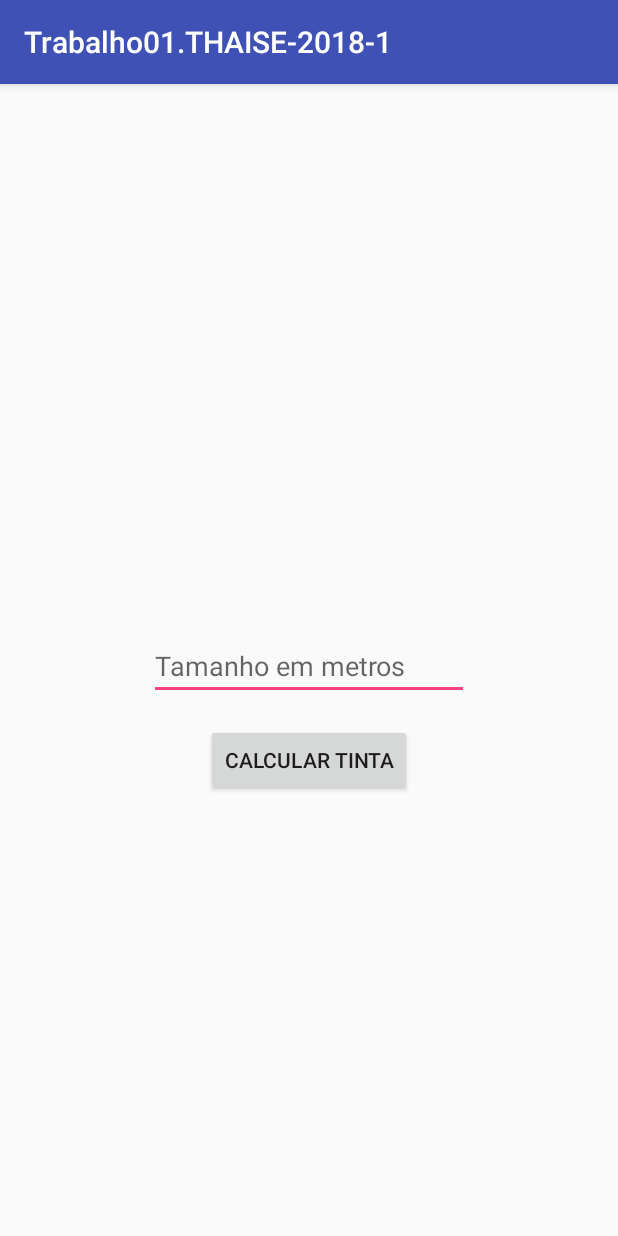
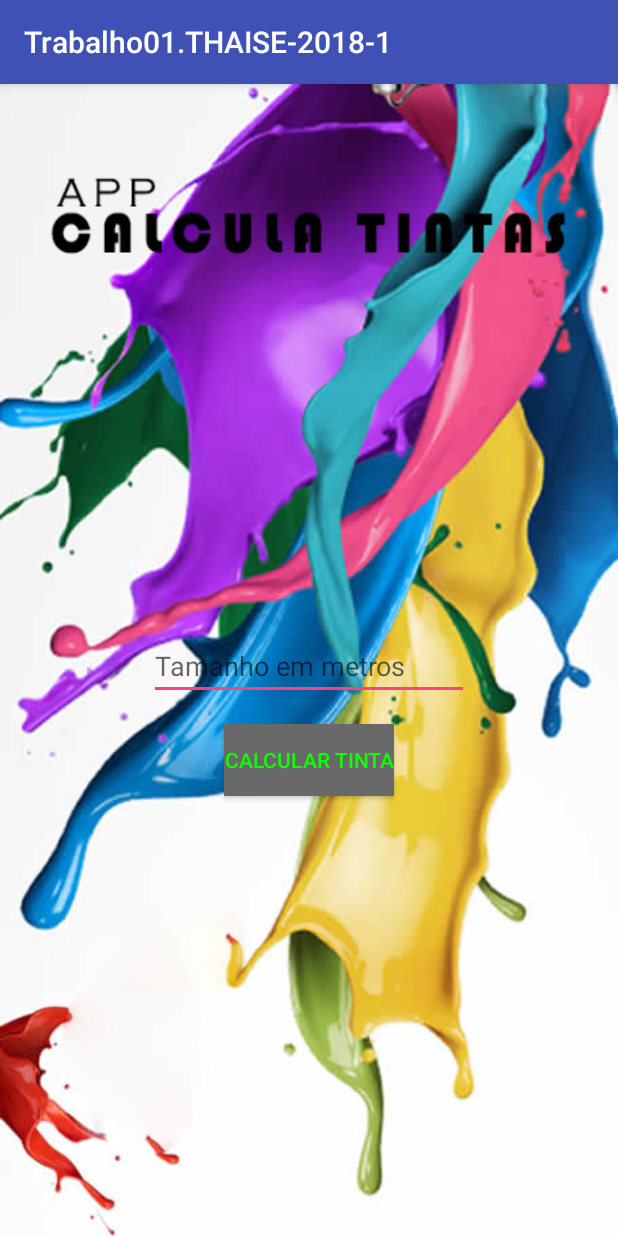
Before and after one commit to TVO-thaise/Trabalho01.THAISE-2018-1, an Android app: the screen it shows after launch (MainActivity), on a phone screen of 412 x 824 dp. Run offline under Robolectric (Android 15) with nearby library versions, the phone set to English and light mode, and no system bars.

Commit message:
ajustes e drawable

```diff
--- a/app/src/main/res/layout/activity_main.xml
+++ b/app/src/main/res/layout/activity_main.xml
@@ -4,11 +4,13 @@
     xmlns:tools="http://schemas.android.com/tools"
     android:layout_width="match_parent"
     android:layout_height="match_parent"
+    android:background="@drawable/tintas04"
     tools:context="com.example.samsung.trabalho01thaise_2018_1.MainActivity">
 
 
     <EditText
         android:id="@+id/etTamanho"
+        android:textColor="#ffffff"
         android:layout_width="wrap_content"
         android:layout_height="wrap_content"
         app:layout_constraintBottom_toBottomOf="parent"
@@ -30,6 +32,8 @@
         android:id="@+id/btCalcTinta"
         android:layout_width="wrap_content"
         android:layout_height="wrap_content"
+        android:textColor="#10ff01"
+        android:background="#696969"
         android:layout_marginEnd="8dp"
         android:layout_marginStart="8dp"
         android:layout_marginTop="16dp"
```
Also changed, not shown: app/src/main/res/drawable-hdpi/tintt.png (added), app/src/main/res/drawable-mdpi/tintt.png (added), app/src/main/res/drawable-xhdpi/tintt.png (added), app/src/main/res/drawable-xxhdpi/tintt.png (added), app/src/main/res/drawable/tintas01.jpg (added), app/src/main/res/drawable/tintas02.jpg (added), app/src/main/res/drawable/tintas03.jpg (added), app/src/main/res/drawable/tintas04.jpg (added), app/src/main/res/drawable/tt.jpg (added).
